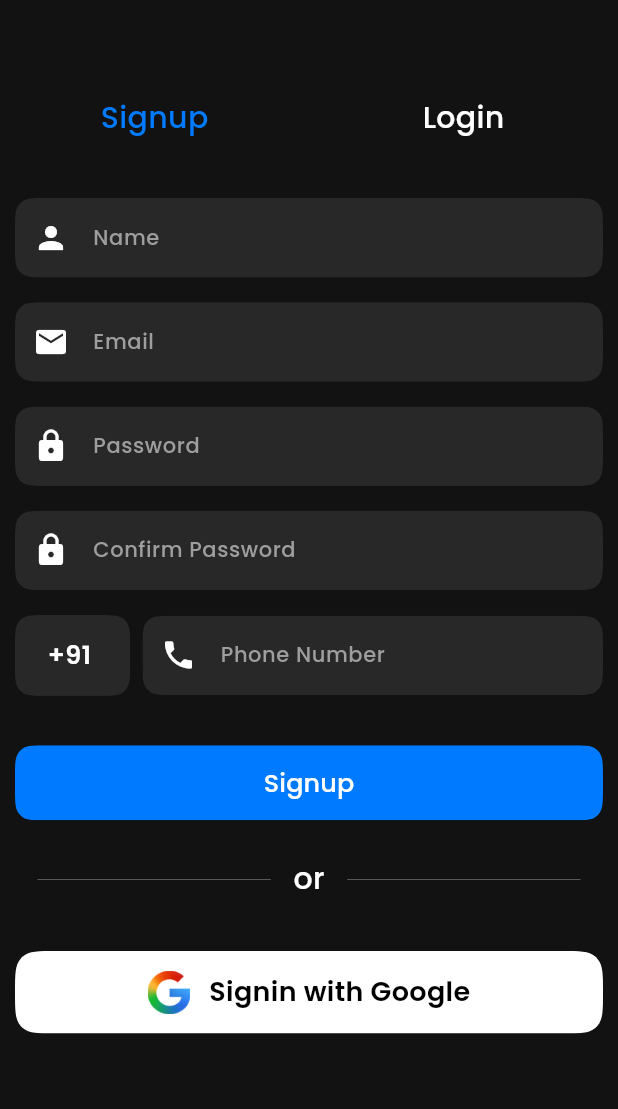
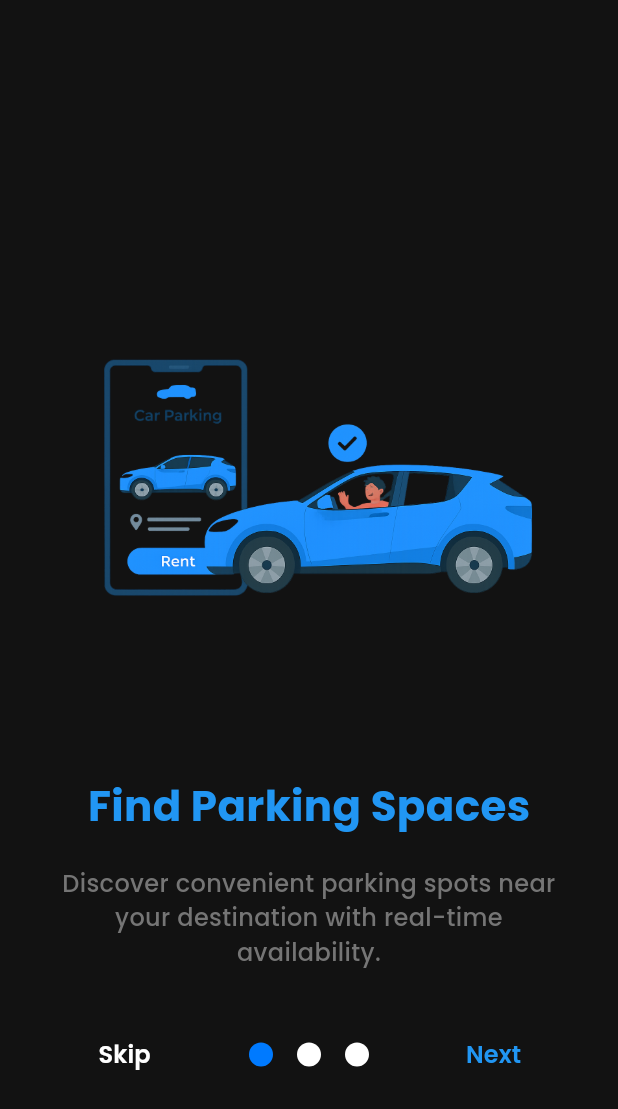
Before and after one commit to manoharacharyaa/intrencity, a Flutter app: the screen it shows after launch, on a phone screen of 412 x 824 dp. Shown: the top 1109 px of the screen. Run offline on Flutter 3.47's test engine with Material 3 defaults, Android fonts, the phone set to English and light mode, and no system bars; drawn by our look-alikes of smooth_page_indicator; our stand-ins replace carousel_slider, cloud_firestore, country_picker, email_validator, file_picker, firebase_auth and 14 more; missing offline and left inert: another_dashed_container, currency_picker, flutter_pdfview; accounts and stored records are empty.

Commit message:
46. added onboarding page and some changes to getApprovedBookingStream, _calculateTotalAmount, _handleCheckout methods

```diff
--- a/lib/main.dart
+++ b/lib/main.dart
@@ -12,10 +12,12 @@ import 'package:intrencity/utils/theme.dart';
 import 'package:intrencity/home_page.dart';
 import 'package:intrencity/viewmodels/users_viewmodel.dart';
 import 'package:intrencity/views/auth/auth_page.dart';
+import 'package:intrencity/views/onboarding/onboarding_page.dart';
 import 'package:intrencity/providers/auth_provider.dart';
 import 'package:intrencity/providers/validator_provider.dart';
 import 'package:provider/provider.dart';
 import 'package:intrencity/firebase_options.dart';
+import 'package:shared_preferences/shared_preferences.dart';
 
 void main() async {
   WidgetsFlutterBinding.ensureInitialized();
@@ -43,13 +45,11 @@ class MainApp extends StatelessWidget {
         ChangeNotifierProvider(create: (context) => VerificationProvider()),
         ChangeNotifierProvider(create: (context) => SpaceAdminViewmodel()),
         ChangeNotifierProvider(create: (context) => UsersViewmodel()),
-        // ChangeNotifierProvider(create: (context) => UserProvider()),
       ],
       child: MaterialApp.router(
         debugShowCheckedModeBanner: false,
         theme: darkTheme,
         routerConfig: AppRoutes().router,
-        // home: const AuthChecker(),
       ),
     );
   }
@@ -66,7 +66,18 @@ class AuthChecker extends StatelessWidget {
         if (snapshot.hasData && snapshot.data != null) {
           return const HomePage();
         }
-        return const AuthPage();
+        return FutureBuilder<bool>(
+          future: SharedPreferences.getInstance()
+              .then((prefs) => prefs.getBool('showOnboarding') ?? true),
+          builder: (context, prefSnapshot) {
+            if (prefSnapshot.connectionState == ConnectionState.waiting) {
+              return const CircularProgressIndicator();
+            }
+            return prefSnapshot.data == true
+                ? const OnboardingPage()
+                : const AuthPage();
+          },
+        );
       },
     );
   }
--- a/lib/views/auth/signup_page.dart
+++ b/lib/views/auth/signup_page.dart
@@ -289,69 +289,6 @@ class _SignUpPageState extends State<SignUpPage> {
                         ),
                 ),
                 SizedBox(height: size.height * 0.02),
-                const Row(
-                  children: [
-                    Expanded(
-                      child: Padding(
-                        padding: EdgeInsets.all(15),
-                        child: Divider(
-                          thickness: 0.2,
-                        ),
-                      ),
-                    ),
-                    Text('or'),
-                    Expanded(
-                      child: Padding(
-                        padding: EdgeInsets.all(15),
-                        child: Divider(
-                          thickness: 0.2,
-                        ),
-                      ),
-                    ),
-                  ],
-                ),
-                SizedBox(height: size.height * 0.03),
-                ClipSmoothRect(
-                  radius: SmoothBorderRadius(
-                    cornerRadius: 15,
-                    cornerSmoothing: 1,
-                  ),
-                  child: MaterialButton(
-                    onPressed: () async {
-                      await auth.signInWithGoogle().then(
-                            (_) => context.push('/home-page'),
-                          );
-                    },
-                    color: Colors.white,
-                    padding: const EdgeInsets.symmetric(vertical: 3),
-                    child: Padding(
-                      padding: const EdgeInsets.all(10),
-                      child: Center(
-                        child: Row(
-                          mainAxisAlignment: MainAxisAlignment.center,
-                          children: [
-                            Image.asset(
-                              'assets/images/google_gradient.png',
-                              height: 29,
-                            ),
-                            SizedBox(width: size.width * 0.03),
-                            Text(
-                              'Signin with Google',
-                              style: Theme.of(context)
-                                  .textTheme
-                                  .bodyMedium!
-                                  .copyWith(
-                                    color: Colors.black,
-                                    fontSize: 18,
-                                    fontWeight: FontWeight.w600,
-                                  ),
-                            )
-                          ],
-                        ),
-                      ),
-                    ),
-                  ),
-                ),
               ],
             ),
           ),
--- /dev/null
+++ b/lib/views/onboarding/onboarding_page.dart
@@ -0,0 +1,196 @@
+import 'package:flutter/material.dart';
+import 'package:go_router/go_router.dart';
+import 'package:google_fonts/google_fonts.dart';
+import 'package:intrencity/utils/colors.dart';
+import 'package:shared_preferences/shared_preferences.dart';
+import 'package:smooth_page_indicator/smooth_page_indicator.dart';
+
+class OnboardingPage extends StatefulWidget {
+  const OnboardingPage({super.key});
+
+  @override
+  State<OnboardingPage> createState() => _OnboardingPageState();
+}
+
+class _OnboardingPageState extends State<OnboardingPage> {
+  final PageController _controller = PageController();
+  bool isLastPage = false;
+
+  final List<OnboardingItem> onboardingItems = [
+    OnboardingItem(
+      title: 'Find Parking Spaces',
+      description:
+          'Discover convenient parking spots near your destination with real-time availability.',
+      image: 'assets/images/onboarding1.png',
+    ),
+    OnboardingItem(
+      title: 'Easy Booking',
+      description:
+          'Book your parking space in advance with just a few taps and secure your spot.',
+      image: 'assets/images/onboarding2.png',
+    ),
+    OnboardingItem(
+      title: 'Manage Your Space',
+      description:
+          'List your parking space and earn by renting it out when you\'re not using it.',
+      image: 'assets/images/onboarding3.png',
+    ),
+  ];
+
+  @override
+  void dispose() {
+    _controller.dispose();
+    super.dispose();
+  }
+
+  void _completeOnboarding() async {
+    final prefs = await SharedPreferences.getInstance();
+    await prefs.setBool('showOnboarding', false);
+    if (mounted) {
+      context.go('/auth-page');
+    }
+  }
+
+  @override
+  Widget build(BuildContext context) {
+    return Scaffold(
+      body: Stack(
+        children: [
+          // PageView with onboarding content
+          PageView.builder(
+            controller: _controller,
+            onPageChanged: (index) {
+              setState(() {
+                isLastPage = index == onboardingItems.length - 1;
+              });
+            },
+            itemCount: onboardingItems.length,
+            itemBuilder: (context, index) {
+              return OnboardingScreen(item: onboardingItems[index]);
+            },
+          ),
+
+          // Page indicator
+          Container(
+            alignment: const Alignment(0, 0.75),
+            child: Row(
+              mainAxisAlignment: MainAxisAlignment.spaceEvenly,
+              children: [
+                // Skip button
+                TextButton(
+                  onPressed: () {
+                    _controller.jumpToPage(onboardingItems.length - 1);
+                  },
+                  child: Text(
+                    'Skip',
+                    style: GoogleFonts.poppins(
+                      fontWeight: FontWeight.w600,
+                      fontSize: 16,
+                      color: Colors.white,
+                    ),
+                  ),
+                ),
+
+                // Page indicator dots
+                SmoothPageIndicator(
+                  controller: _controller,
+                  count: onboardingItems.length,
+                  effect: const WormEffect(
+                    spacing: 16,
+                    dotColor: Colors.white,
+                    activeDotColor: primaryBlue,
+                  ),
+                  onDotClicked: (index) {
+                    _controller.animateToPage(
+                      index,
+                      duration: const Duration(milliseconds: 500),
+                      curve: Curves.easeIn,
+                    );
+                  },
+                ),
+
+                // Next/Done button
+                TextButton(
+                  onPressed: () {
+                    if (isLastPage) {
+                      _completeOnboarding();
+                      context.go('/auth-page');
+                    } else {
+                      _controller.nextPage(
+                        duration: const Duration(milliseconds: 500),
+                        curve: Curves.easeInOut,
+                      );
+                    }
+                  },
+                  child: Text(
+                    isLastPage ? 'Done' : 'Next',
+                    style: GoogleFonts.poppins(
+                      fontWeight: FontWeight.w600,
+                      fontSize: 16,
+                      color: Colors.blue,
+                    ),
+                  ),
+                ),
+              ],
+            ),
+          ),
+        ],
+      ),
+    );
+  }
+}
+
+class OnboardingScreen extends StatelessWidget {
+  final OnboardingItem item;
+
+  const OnboardingScreen({
+    super.key,
+    required this.item,
+  });
+
+  @override
+  Widget build(BuildContext context) {
+    return Padding(
+      padding: const EdgeInsets.all(40.0),
+      child: Column(
+        mainAxisAlignment: MainAxisAlignment.center,
+        children: [
+          Image.asset(
+            item.image,
+            height: 300,
+          ),
+          const SizedBox(height: 40),
+          Text(
+            item.title,
+            style: GoogleFonts.poppins(
+              fontSize: 28,
+              fontWeight: FontWeight.bold,
+              color: Colors.blue,
+            ),
+          ),
+          const SizedBox(height: 20),
+          Text(
+            item.description,
+            textAlign: TextAlign.center,
+            style: GoogleFonts.poppins(
+              fontSize: 16,
+              color: Colors.grey[600],
+            ),
+          ),
+        ],
+      ),
+    );
+  }
+}
+
+class OnboardingItem {
+  final String title;
+  final String description;
+  final String image;
+
+  OnboardingItem({
+    required this.title,
+    required this.description,
+    required this.image,
+  });
+}
--- a/pubspec.yaml
+++ b/pubspec.yaml
@@ -49,6 +49,7 @@ dependencies:
   flutter_otp_text_field: ^1.5.1+1
   # http: ^1.3.0
   # path_provider: ^2.1.5
+  smooth_page_indicator: ^1.1.0
 
 dev_dependencies:
   flutter_test:
```
Also changed, not shown: lib/providers/auth_provider.dart (+0 -16 lines), lib/providers/booking_provider.dart (+8 -6 lines), lib/views/user/my_bookings/booking_details.dart (+51 -22 lines), assets/images/onboarding1.png (added), assets/images/onboarding2.png (added), assets/images/onboarding3.png (added), pubspec.lock, 8 other files.
